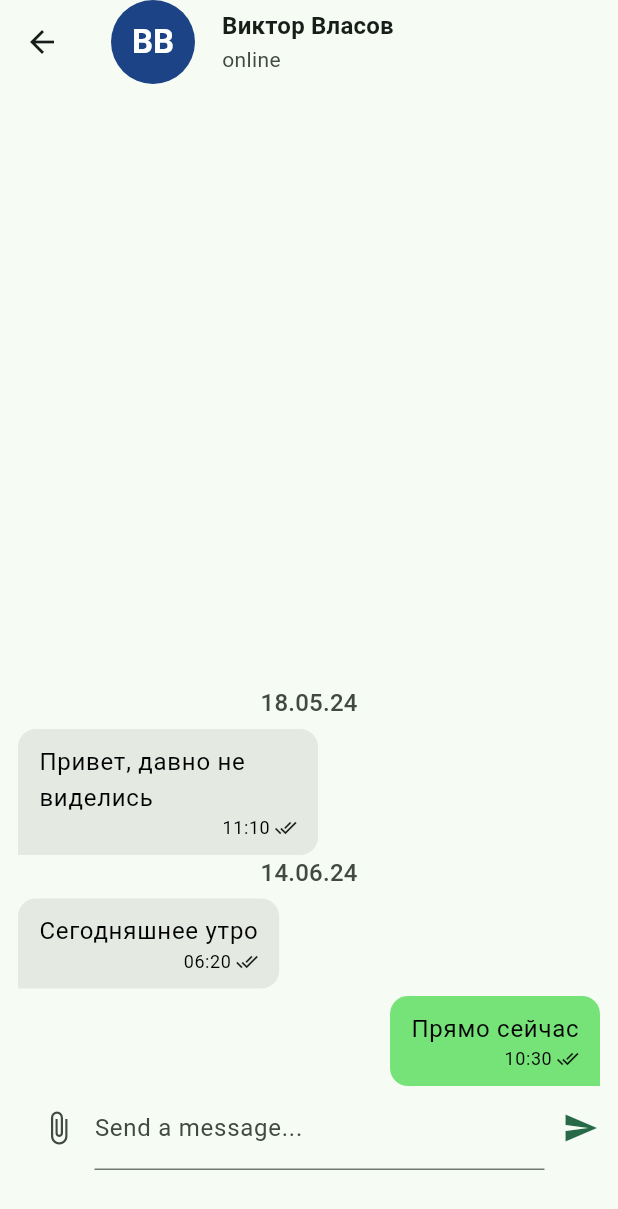
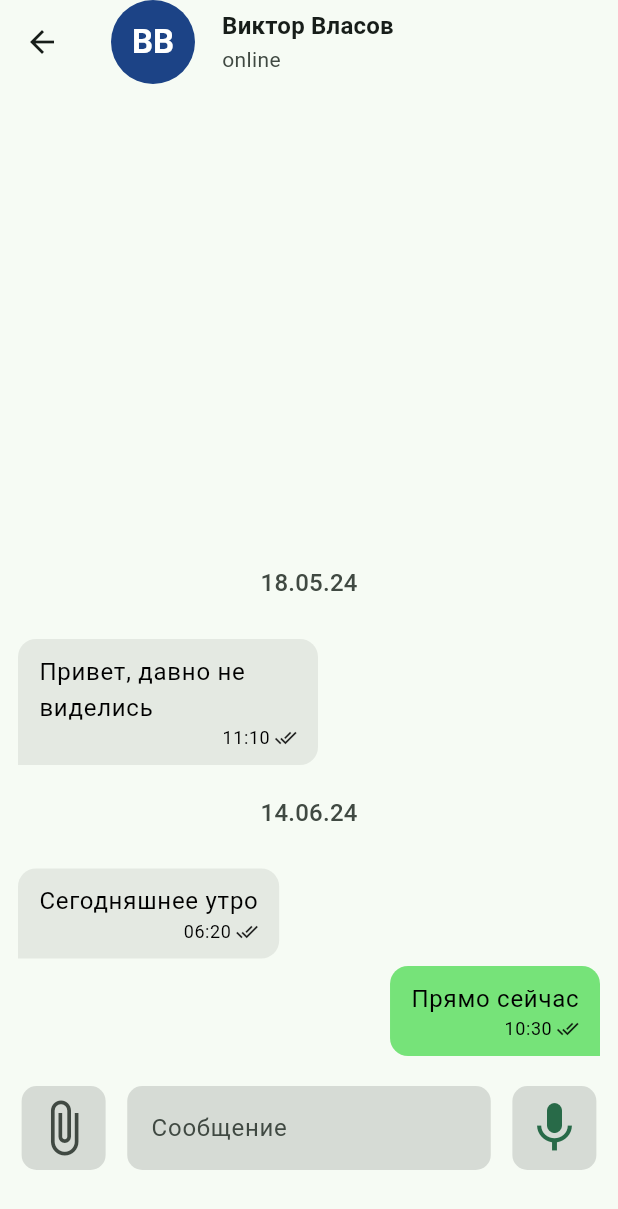
Before and after one commit to IsroilovA/messenger_test_task, a Flutter app: the screen it shows after launch, after a tap on an icon or button, on a phone screen of 412 x 824 dp. Shown: the top 1209 px of the screen. Run offline on Flutter 3.47's test engine with Material 3 defaults, Android fonts, the phone set to English and light mode, and no system bars; our stand-ins replace bloc, equatable, flutter_bloc, get_it.

Commit message:
a bit of animation added

```diff
--- a/lib/chat_screen/chat_screen.dart
+++ b/lib/chat_screen/chat_screen.dart
@@ -24,9 +24,7 @@ class ChatScreen extends StatelessWidget {
           contentPadding: EdgeInsets.zero,
           leading: CircleAvatar(
             radius: 30,
-            //random color
-            backgroundColor: Color((Random().nextDouble() * 0xFFFFFF).toInt())
-                .withOpacity(1.0),
+            backgroundColor: user.color,
             child: user.userImagePath == null
                 ? Text(
                     "${user.fullname.split(' ').first[0]}${user.fullname.split(' ')[1][0]}",
--- a/lib/chat_screen/widgets/chat_messages.dart
+++ b/lib/chat_screen/widgets/chat_messages.dart
@@ -36,6 +36,7 @@ class ChatMessages extends StatelessWidget {
                           ),
                     ),
                     ListView.builder(
+                      padding: const EdgeInsets.symmetric(vertical: 20),
                       physics: const NeverScrollableScrollPhysics(),
                       shrinkWrap: true,
                       itemCount: state.messages.values.toList()[index1].length,
--- a/lib/chat_screen/widgets/new_nessages.dart
+++ b/lib/chat_screen/widgets/new_nessages.dart
@@ -1,3 +1,4 @@
+import 'package:flutter/cupertino.dart';
 import 'package:flutter/material.dart';
 import 'package:flutter_bloc/flutter_bloc.dart';
 import 'package:messenger_test_task/chat_screen/cubit/chat_cubit.dart';
@@ -13,12 +14,27 @@ class NewMessages extends StatefulWidget {
 }
 
 class _NewMessagesState extends State<NewMessages> {
+  final FocusNode _focus = FocusNode();
   final _messageController = TextEditingController();
 
+  bool _isFocused = false;
   @override
   void dispose() {
     _messageController.dispose();
+    _focus.dispose();
     super.dispose();
+  }
+
+  @override
+  void initState() {
+    super.initState();
+    _focus.addListener(_onFocusChange);
+  }
+
+  void _onFocusChange() {
+    setState(() {
+      _isFocused = _focus.hasFocus;
+    });
   }
 
   void _submitMessage() {
@@ -45,25 +61,74 @@ class _NewMessagesState extends State<NewMessages> {
 
   @override
   Widget build(BuildContext context) {
+    final width = MediaQuery.of(context).size.width;
     return Padding(
-      padding: const EdgeInsets.only(left: 15, right: 1, bottom: 14),
+      padding: const EdgeInsets.only(bottom: 14),
       child: Row(
+        mainAxisAlignment: MainAxisAlignment.spaceEvenly,
         children: [
-          IconButton(onPressed: () {}, icon: const Icon(Icons.attach_file)),
-          Expanded(
+          if (!_isFocused)
+            Container(
+              decoration: BoxDecoration(
+                borderRadius: BorderRadius.circular(10),
+                color: Theme.of(context).colorScheme.surfaceDim,
+              ),
+              child: IconButton(
+                onPressed: () {},
+                iconSize: 40,
+                icon: const Icon(Icons.attach_file),
+              ),
+            ),
+          SizedBox(
+            width: _isFocused ? width / 1.3 : width / 1.7,
             child: TextField(
+              focusNode: _focus,
               controller: _messageController,
               textCapitalization: TextCapitalization.sentences,
               autocorrect: true,
               enableSuggestions: true,
-              decoration:
-                  const InputDecoration(label: Text('Send a message...')),
+              decoration: InputDecoration(
+                hintText: 'Сообщение',
+                filled: true,
+                fillColor: Theme.of(context).colorScheme.surfaceDim,
+                border: OutlineInputBorder(
+                  borderSide: BorderSide.none,
+                  borderRadius: BorderRadius.circular(10),
+                ),
+              ),
             ),
           ),
-          IconButton(
-              color: Theme.of(context).colorScheme.primary,
-              onPressed: _submitMessage,
-              icon: const Icon(Icons.send))
+          AnimatedSwitcher(
+            switchInCurve: Curves.easeInBack,
+            duration: const Duration(milliseconds: 100),
+            child: _isFocused
+                ? Container(
+                    key: const ValueKey<int>(1),
+                    decoration: BoxDecoration(
+                      borderRadius: BorderRadius.circular(10),
+                      color: Theme.of(context).colorScheme.surfaceDim,
+                    ),
+                    child: IconButton(
+                      color: Theme.of(context).colorScheme.primary,
+                      onPressed: _submitMessage,
+                      icon: const Icon(Icons.send),
+                      iconSize: 40,
+                    ),
+                  )
+                : Container(
+                    key: const ValueKey<int>(2),
+                    decoration: BoxDecoration(
+                      borderRadius: BorderRadius.circular(10),
+                      color: Theme.of(context).colorScheme.surfaceDim,
+                    ),
+                    child: IconButton(
+                      color: Theme.of(context).colorScheme.primary,
+                      onPressed: () {},
+                      icon: const Icon(Icons.mic),
+                      iconSize: 40,
+                    ),
+                  ),
+          ),
         ],
       ),
     );
--- a/lib/data/models/user.dart
+++ b/lib/data/models/user.dart
@@ -1,3 +1,6 @@
+import 'dart:math';
+import 'dart:ui';
+
 import 'package:uuid/uuid.dart';
 
 const uuid = Uuid();
@@ -6,7 +9,10 @@ class User {
   final String id;
   final String fullname;
   final String? userImagePath;
+  final Color color;
   final bool isOnline;
   User({id, required this.fullname, this.userImagePath, this.isOnline = false})
-      : id = id ?? uuid.v4();
+      : id = id ?? uuid.v4(),
+        color = Color((Random().nextDouble() * 0xFFFFFF).toInt())
+            .withOpacity(1.0); // generate id and random color
 }
--- a/lib/home_screen/widgets/user_chat.dart
+++ b/lib/home_screen/widgets/user_chat.dart
@@ -1,6 +1,5 @@
 import 'dart:io';
 
-import 'dart:math' as math;
 import 'package:flutter/material.dart';
 import 'package:flutter_bloc/flutter_bloc.dart';
 import 'package:intl/intl.dart';
@@ -63,10 +62,7 @@ class UserChat extends StatelessWidget {
                 contentPadding: EdgeInsets.zero,
                 leading: CircleAvatar(
                   radius: 30,
-                  //random color
-                  backgroundColor:
-                      Color((math.Random().nextDouble() * 0xFFFFFF).toInt())
-                          .withOpacity(1.0),
+                  backgroundColor: user.color,
                   child: user.userImagePath == null
                       ? Text(
                           "${user.fullname.split(' ').first[0]}${user.fullname.split(' ')[1][0]}",
```
